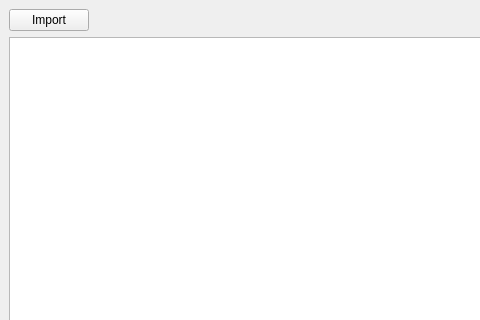
First picture: the form in mainwindow.ui, repository mattclarke/attendance_tracker, before the edit; both pictures show x 0 to 480 and y 0 to 320 of the 800 by 600 pixel window.
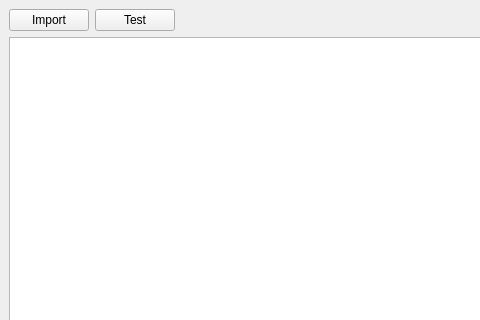
Second picture: the form after the edit.

What changed in the file:
```diff
--- a/mainwindow.ui
+++ b/mainwindow.ui
@@ -24,6 +24,13 @@
         </property>
        </widget>
       </item>
+      <item>
+       <widget class="QPushButton" name="btn_test">
+        <property name="text">
+         <string>Test</string>
+        </property>
+       </widget>
+      </item>
       <item>
        <spacer name="horizontalSpacer">
         <property name="orientation">
```
